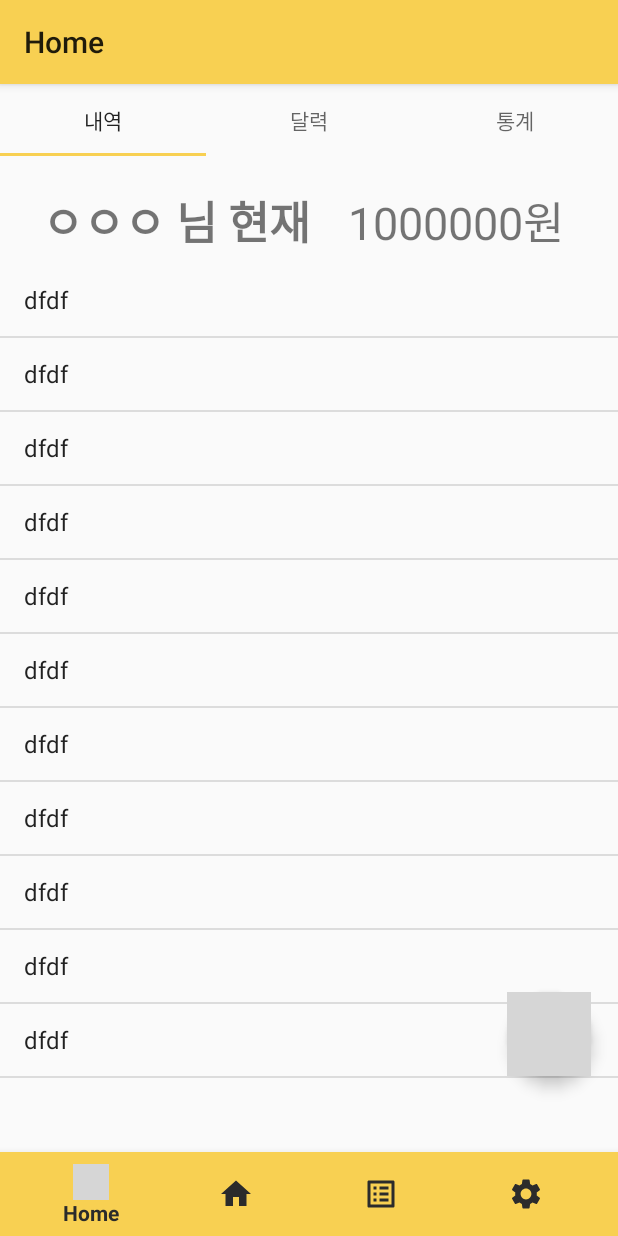
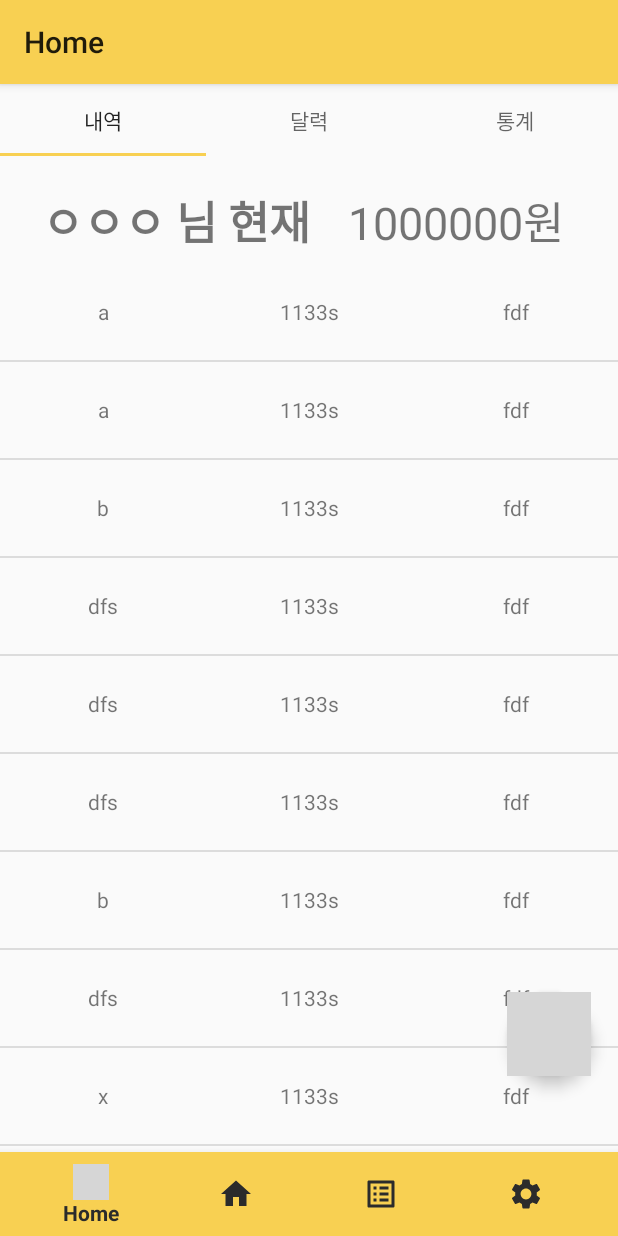
Before and after one commit to primayy/Legeno, an Android app: the screen it shows after launch (MainActivity), on a phone screen of 412 x 824 dp. Run offline under Robolectric (Android 15) with nearby library versions, the phone set to English and light mode, and no system bars; our stand-ins replace navigation-ui; grey boxes are pictures that could not be loaded.

Commit message:
20200429-여인혁-메인페이지UI디자인- listview adapter 구현

```diff
--- /dev/null
+++ b/app/src/main/java/com/example/billage/UsageList.java
@@ -0,0 +1,38 @@
+package com.example.billage;
+
+public class UsageList {
+
+    private String date;
+    private String cost;
+    private String destination;
+
+    public UsageList(String date, String cost, String destination) {
+        this.date = date;
+        this.cost = cost;
+        this.destination = destination;
+    }
+
+    public String getDate() {
+        return date;
+    }
+
+    public String getCost() {
+        return cost;
+    }
+
+    public String getDestination() {
+        return destination;
+    }
+
+    public void setDate(String date) {
+        this.date = date;
+    }
+
+    public void setCost(String cost) {
+        this.cost = cost;
+    }
+
+    public void setDestination(String destination) {
+        this.destination = destination;
+    }
+}
--- a/app/src/main/java/com/example/billage/PageAdaper.java
+++ b/app/src/main/java/com/example/billage/adapter/PageAdaper.java
@@ -1,4 +1,4 @@
-package com.example.billage;
+package com.example.billage.adapter;
 
 import androidx.fragment.app.Fragment;
 import androidx.fragment.app.FragmentManager;
--- /dev/null
+++ b/app/src/main/java/com/example/billage/adapter/UsageAdapter.java
@@ -0,0 +1,145 @@
+package com.example.billage.adapter;
+
+import android.content.Context;
+import android.util.Log;
+import android.view.LayoutInflater;
+import android.view.View;
+import android.view.ViewGroup;
+import android.widget.ArrayAdapter;
+import android.widget.ListView;
+import android.widget.TextView;
+
+import androidx.annotation.NonNull;
+
+import com.example.billage.R;
+import com.example.billage.UsageList;
+
+import java.util.ArrayList;
+import java.util.HashMap;
+import java.util.List;
+
+public class UsageAdapter extends ArrayAdapter<UsageList> {
+
+    private Context context;
+    private List mList;
+    private ListView mListView;
+
+    private HashMap<String, String> usage_data;
+
+
+    class UserViewHolder {
+        public TextView date;
+        public TextView cost;
+        public TextView destination;
+
+    }
+
+
+    // VocaAdapter를 초기화하기 위한 생성자로 아규먼트로 전달받은 context와 list를 내부 저장 공간에 저장합니다.
+    public UsageAdapter(Context context, List<UsageList> list, ListView listview) {
+        super(context, 0, list);
+
+        this.context = context;
+        this.mList = list;
+        this.mListView = listview;
+    }
+
+    // ListView의  한 줄(row)이 렌더링(rendering)될 때 호출되는 메소드로 row를 위한 view를 리턴합니다.
+    // 한 줄(Row)를 위한 뷰(View)를 재사용하여 ListIView의 효율성을 올립니다.
+    @NonNull
+    @Override
+    public View getView(int position, View convertView, @NonNull ViewGroup parentViewGroup) {
+        View rowView = convertView; // 코드 가독성을 위해서 rowView 변수를 사용합니다.
+        UserViewHolder viewHolder;
+        String Status;
+
+        // 기존에 생성했던 뷰라면 재사용하고 그렇지 않으면 XML 파일을 새로 view 객체로 변환합니다.
+        if (rowView == null) {
+
+            // 레이아웃을 정의한 XML 파일(R.layout.list_item)을 읽어서 계층 구조의 뷰 객체(rowView)로 변환합니다.
+            // rowView 객체는 3개의 TextView로 구성되어 있습니다.
+            // rowView = LayoutInflater.from(getContext()).inflate(R.layout.list_item, parentViewGroup, false);
+            LayoutInflater layoutInflater = LayoutInflater.from(context);
+            rowView = layoutInflater.inflate(R.layout.group_list, parentViewGroup, false);
+
+
+            // view holder의 구성 요소의 값과 한 줄을 구성하는 레이아웃을 연결함.
+            //
+            // rowView(=R.layout.list_item)에서 주어진 ID(R.id.textview_list_english)를 가진 뷰를 찾습니다.
+            // 찾는 뷰의 타입에 따라 findViewById 리턴 결과를 타입 변환해줘야 합니다.
+            viewHolder = new UserViewHolder();
+            viewHolder.date = (TextView) rowView.findViewById(R.id.date);
+            viewHolder.cost = (TextView) rowView.findViewById(R.id.cost);
+            viewHolder.destination = (TextView) rowView.findViewById(R.id.destination);
+
+            rowView.setTag(viewHolder);
+
+            Status = "created";
+        } else {
+
+            viewHolder = (UserViewHolder) rowView.getTag();
+            Status = "reused";
+        }
+
+        // 태그 분석을 위한 코드 시작
+        String Tag = rowView.getTag().toString();
+        int idx = Tag.indexOf("@");
+        String tag = Tag.substring(idx + 1);
+
+
+        //Voca 객체 리스트의 position 위치에 있는 Voca 객체를 가져옵니다.
+        UsageList usage = (UsageList) mList.get(position);
+
+
+        if(position != 0){
+            isNewGroupTitle(position);
+        }
+
+
+
+
+        //현재 선택된 Vocal 객체를 화면에 보여주기 위해서 앞에서 미리 찾아 놓은 뷰에 데이터를 집어넣습니다.
+        viewHolder.date.setText(usage.getDate());
+        viewHolder.cost.setText(usage.getCost());
+        viewHolder.destination.setText(usage.getDestination());
+//        viewHolder.itemIndex.setText("Voca[" + position + "]");
+//        viewHolder.itemTag.setText(tag);
+//        viewHolder.itemStatus.setText(Status);
+
+        //Log.d("@@@", "UsageList[" + position + "]" + " row view is " + Status + ", tag = " + tag);
+
+
+        // 화면에 보여질 뷰를 리턴하여 ListView의 특정 줄로 보여지게 합니다.
+        //본 예제에서는 5개의 TextView 구성되어 있습니다.
+        return rowView;
+    }
+
+    private boolean isNewGroupTitle(int position)
+    {
+        //현재의 타이틀을 판단
+        UsageList nowUsageList = (UsageList) mList.get(position);
+        String nowDate  = nowUsageList.getDate();
+        Log.d("nowdate",nowDate);
+
+        //for(int )
+        UsageList preUsageList = (UsageList) mList.get(position-1);
+        String preDate = preUsageList.getDate();
+        Log.d("predate",preDate);
+
+
+
+        return true;
+
+//        date = (String) mList.get(position);
+//
+//        String nowDate = _data.get(_from[0]);
+//
+//        //현재 이전의 타이틀을 판단
+//        _data =  usage.get(position - 1);
+//        String preDate = _data.get(_from[0]);
+//        _data =  usage.get(position);
+//        if (!nowDate.equals(preDate)) { return true; }
+
+    }
+
+}
--- a/app/src/main/java/com/example/billage/ui/home/subView/UsageFragment.java
+++ b/app/src/main/java/com/example/billage/ui/home/subView/UsageFragment.java
@@ -7,10 +7,11 @@ import androidx.fragment.app.Fragment;
 import android.view.LayoutInflater;
 import android.view.View;
 import android.view.ViewGroup;
-import android.widget.ArrayAdapter;
 import android.widget.ListView;
 
 import com.example.billage.R;
+import com.example.billage.adapter.UsageAdapter;
+import com.example.billage.UsageList;
 
 import java.util.ArrayList;
 
@@ -68,18 +69,30 @@ public class UsageFragment extends Fragment {
         View root = inflater.inflate(R.layout.fragment_usage, container, false);
 
 
-        final ArrayList<String> items = new ArrayList<String>() ;
-        items.add("dfdf");
-        items.add("dfdf");items.add("dfdf");items.add("dfdf");
-        items.add("dfdf");items.add("dfdf");items.add("dfdf");items.add("dfdf");items.add("dfdf");items.add("dfdf");items.add("dfdf");
+        final ArrayList<UsageList> items = new ArrayList<>() ;
+
+        items.add(new UsageList("a","1133s","fdf"));
+        items.add(new UsageList("a","1133s","fdf"));
+        items.add(new UsageList("b","1133s","fdf"));items.add(new UsageList("dfs","1133s","fdf"));items.add(new UsageList("dfs","1133s","fdf"));items.add(new UsageList("dfs","1133s","fdf"));
+        items.add(new UsageList("b","1133s","fdf"));items.add(new UsageList("dfs","1133s","fdf"));
+        items.add(new UsageList("x","1133s","fdf"));
+        items.add(new UsageList("x","1133s","fdf"));
+        items.add(new UsageList("a","1133s","fdf"));
+
+
 
 
         // ArrayAdapter 생성. 아이템 View를 선택(single choice)가능하도록 만듦.
-        final ArrayAdapter adapter = new ArrayAdapter<String>(getActivity(), android.R.layout.simple_list_item_1, items) ;
+      //  final ArrayAdapter adapter = new ArrayAdapter<String>(getActivity(), android.R.layout.simple_list_item_1, items) ;
 
         // listview 생성 및 adapter 지정.
         final ListView listview = (ListView) root.findViewById(R.id.usage_list) ;
-        listview.setAdapter(adapter) ;
+       // listview.setAdapter(adapter) ;
+
+
+        final UsageAdapter usageAdapter = new UsageAdapter(getActivity(),items,listview);
+        listview.setAdapter(usageAdapter);
+
 
         return root;
     }
--- /dev/null
+++ b/app/src/main/res/layout/group_list.xml
@@ -0,0 +1,31 @@
+<?xml version="1.0" encoding="utf-8"?>
+<LinearLayout xmlns:android="http://schemas.android.com/apk/res/android"
+    android:orientation="horizontal"
+    android:minHeight="?android:attr/listPreferredItemHeight"
+    android:gravity="center_vertical"
+    android:layout_width="match_parent"
+    android:layout_height="wrap_content">
+
+    <TextView
+        android:id="@+id/date"
+        android:layout_weight="5"
+        android:layout_width="0dp"
+        android:gravity="center"
+        android:layout_height="wrap_content"/>
+
+    <TextView
+        android:id="@+id/cost"
+        android:layout_weight="5"
+        android:layout_width="0dp"
+        android:gravity="center"
+        android:layout_height="wrap_content" />
+
+    <TextView
+        android:id="@+id/destination"
+        android:layout_weight="5"
+        android:layout_width="0dp"
+        android:gravity="center"
+        android:layout_height="wrap_content" />
+
+
+</LinearLayout>
```
Also changed, not shown: app/src/main/java/com/example/billage/ui/home/HomeFragment.java (+1 -8 lines).
